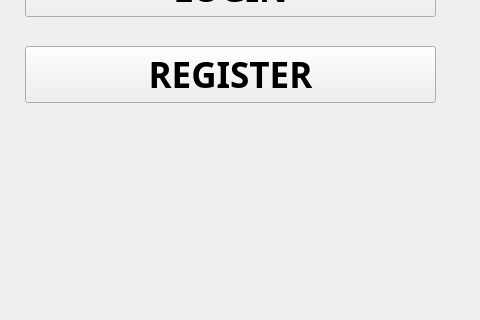
29022020/PROYECTO-FINAL, file CODIFICACIÓN/Ragnarok/userinterfaz.ui: the form before one commit; both pictures show x 265 to 745 and y 273 to 593 of the 956 by 593 pixel window.
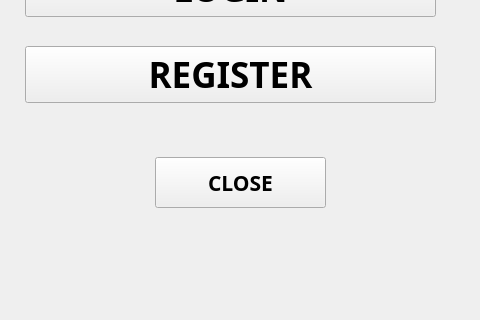
The form after the commit.

```diff
--- a/CODIFICACIÓN/Ragnarok/userinterfaz.ui
+++ b/CODIFICACIÓN/Ragnarok/userinterfaz.ui
@@ -35,7 +35,7 @@
      <string>&lt;html&gt;&lt;head/&gt;&lt;body&gt;&lt;p&gt;&lt;span style=&quot; font-size:48pt; color:#0000ff;&quot;&gt;RAGNAROK&lt;/span&gt;&lt;/p&gt;&lt;/body&gt;&lt;/html&gt;</string>
     </property>
    </widget>
-   <widget class="QWidget" name="">
+   <widget class="QWidget" name="layoutWidget">
     <property name="geometry">
      <rect>
       <x>290</x>
@@ -77,6 +77,27 @@
      </item>
     </layout>
    </widget>
+   <widget class="QPushButton" name="CloseMepushButton">
+    <property name="geometry">
+     <rect>
+      <x>420</x>
+      <y>430</y>
+      <width>171</width>
+      <height>51</height>
+     </rect>
+    </property>
+    <property name="font">
+     <font>
+      <family>Nunito Black</family>
+      <pointsize>16</pointsize>
+      <weight>75</weight>
+      <bold>true</bold>
+     </font>
+    </property>
+    <property name="text">
+     <string>CLOSE</string>
+    </property>
+   </widget>
   </widget>
   <widget class="QMenuBar" name="menubar">
    <property name="geometry">
```
Left out of the diff: 4 changed lines with no effect on the pictures.
